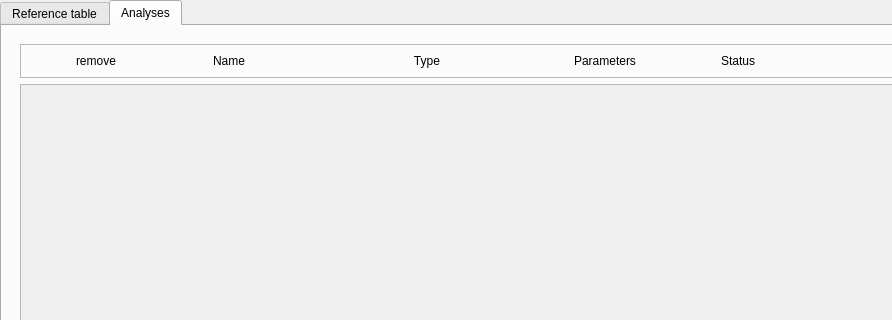
First picture: the form in python_interface/uis/Project.ui, repository cbgp/diyabc, before the edit; both pictures show x 0 to 892 and y 0 to 320 of the 975 by 850 pixel window.
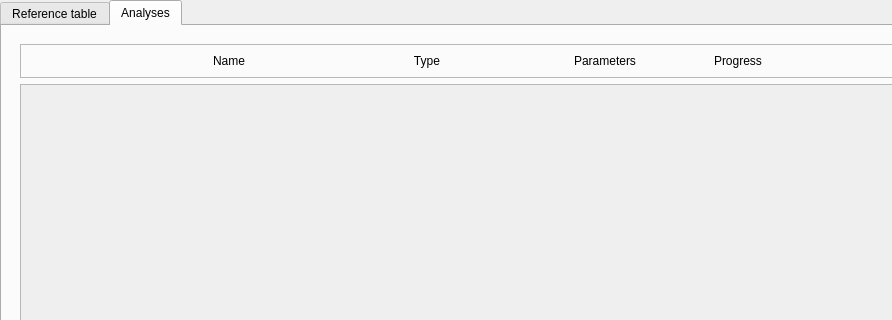
Second picture: the form after the edit. The open tabs and pages were chosen to show the change.

Diff of the .ui file:
```diff
--- a/python_interface/uis/Project.ui
+++ b/python_interface/uis/Project.ui
@@ -964,7 +964,7 @@
                    </size>
                   </property>
                   <property name="text">
-                   <string>remove</string>
+                   <string/>
                   </property>
                   <property name="alignment">
                    <set>Qt::AlignCenter</set>
@@ -1052,7 +1052,7 @@
                    </size>
                   </property>
                   <property name="text">
-                   <string>Status</string>
+                   <string>Progress</string>
                   </property>
                   <property name="alignment">
                    <set>Qt::AlignCenter</set>
```
